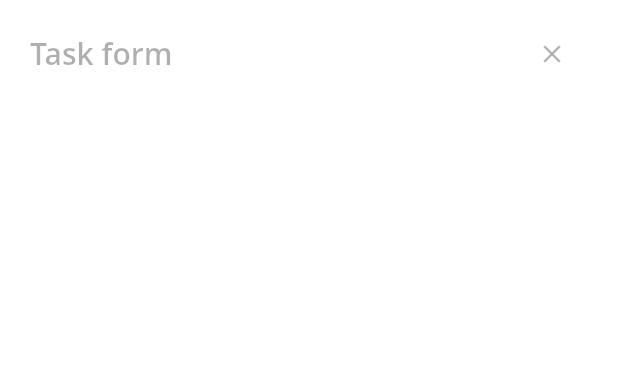
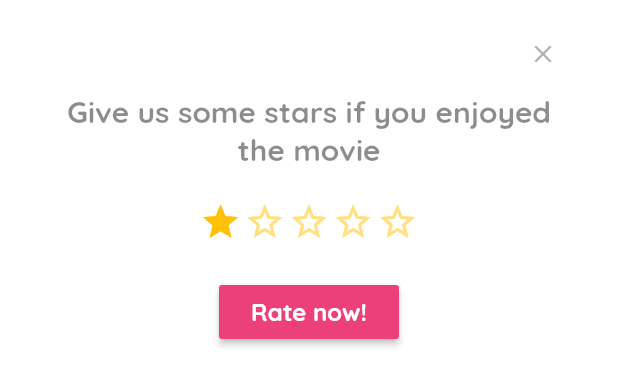
Before and after one commit to coolbeatz71/flutter_film_fan, a Flutter app: the BottomSheetContainer widget shown alone on an empty page, opened directly, on a phone screen of 412 x 824 dp. Shown: the top 386 px of the screen. Run offline on Flutter 3.47's test engine with Material 2 defaults, Android fonts, the phone set to English and light mode, and no system bars; drawn by our look-alikes of smooth_star_rating; our stand-ins replace bloc, cached_network_image, equatable, flutter_bloc, flutter_spinkit, localstorage; missing offline and left inert: flutter_flexible_toast; network calls fail; Roboto replaces fonts that are missing (Open Sans).

Commit message:
feat: finalize the movie rating system

```diff
--- /dev/null
+++ b/lib/bloc/rating/event.dart
@@ -0,0 +1,14 @@
+part of 'bloc.dart';
+
+abstract class RatingEvent extends Equatable {
+  const RatingEvent();
+}
+
+class PostRatingEvent extends RatingEvent {
+  final int id;
+  final double value;
+  PostRatingEvent(this.id, this.value);
+
+  @override
+  List<Object> get props => [id, value];
+}
--- /dev/null
+++ b/lib/bloc/rating/state.dart
@@ -0,0 +1,28 @@
+part of 'bloc.dart';
+
+abstract class RatingState extends Equatable {
+  @override
+  List<Object> get props => [];
+}
+
+class RatingInitial extends RatingState {}
+
+class RatingLoading extends RatingState {}
+
+class RatingSuccess extends RatingState {
+  final Rating data;
+
+  RatingSuccess({@required this.data});
+
+  @override
+  List<Object> get props => [data];
+}
+
+class RatingFail extends RatingState {
+  final String message;
+
+  RatingFail({@required this.message});
+
+  @override
+  List<Object> get props => [message];
+}
--- a/lib/helpers/api.dart
+++ b/lib/helpers/api.dart
@@ -8,6 +8,6 @@ class ApiManager {
   ApiManager({@required this.url, this.sessionId});
 
   String getUrl() {
-    return "$BASE_URL${this.url}?api_key=$API_KEY${this.sessionId != null ? '&guest_session_id=this.sessionId' : ''}";
+    return "$BASE_URL${this.url}?api_key=$API_KEY${this.sessionId != null ? '&guest_session_id=${this.sessionId}' : ''}";
   }
 }
--- a/lib/helpers/show_buttomsheet.dart
+++ b/lib/helpers/show_buttomsheet.dart
@@ -1,11 +1,35 @@
-// class Utils {
-//   Utils();
+import 'package:flutter/material.dart';
+import 'package:flutter_film_fan/helpers/colors.dart';
+import 'package:flutter_film_fan/views/widgets/shared/bottomsheet.dart';
+import 'package:flutter_flexible_toast/flutter_flexible_toast.dart';
 
-//   Utils.showBottomSheet(BuildContext context, int movieId) {
-//     showModalBottomSheet(
-//       context: context,
-//       isScrollControlled: true,
-//       builder: (context) => BottomSheetContainer(task: task),
-//     );
-//   }
-// }
+class Utils {
+  Utils();
+
+  Utils.showBottomSheet(BuildContext context, int movieId) {
+    showModalBottomSheet(
+      context: context,
+      isScrollControlled: true,
+      builder: (context) => BottomSheetContainer(movieId: movieId),
+    );
+  }
+
+  static void showToast({
+    @required String message,
+    bool success = true,
+    toastGravity = ToastGravity.BOTTOM,
+  }) {
+    FlutterFlexibleToast.showToast(
+      message: message,
+      toastLength: Toast.LENGTH_LONG,
+      toastGravity: toastGravity,
+      icon: ICON.SUCCESS,
+      radius: 10,
+      elevation: 0,
+      imageSize: 16,
+      textColor: Colors.white,
+      backgroundColor: success ? AppColors.greenAccent : Colors.red,
+      timeInSeconds: 2,
+    );
+  }
+}
--- /dev/null
+++ b/lib/models/rating.dart
@@ -0,0 +1,29 @@
+import 'dart:convert';
+
+Rating ratingFromJson(String str) => Rating.fromJson(json.decode(str));
+
+String ratingToJson(Rating data) => json.encode(data.toJson());
+
+class Rating {
+  Rating({
+    this.success,
+    this.statusCode,
+    this.statusMessage,
+  });
+
+  bool success;
+  int statusCode;
+  String statusMessage;
+
+  factory Rating.fromJson(Map<String, dynamic> json) => Rating(
+        success: json["success"],
+        statusCode: json["status_code"],
+        statusMessage: json["status_message"],
+      );
+
+  Map<String, dynamic> toJson() => {
+        "success": success,
+        "status_code": statusCode,
+        "status_message": statusMessage,
+      };
+}
--- a/lib/views/pages/now_playing.dart
+++ b/lib/views/pages/now_playing.dart
@@ -24,13 +24,13 @@ class _NowPlayingState extends State<NowPlaying> {
   @override
   void initState() {
     super.initState();
-    service.generateGuestSession();
     _nowPlayingBloc = BlocProvider.of<NowPlayingBloc>(context);
     _nowPlayingBloc.add(GetNowPlayingEvent());
   }
 
   @override
   Widget build(BuildContext context) {
+    service.generateGuestSession();
     return Builder(
       builder: (context) {
         return Container(
--- /dev/null
+++ b/lib/views/widgets/rate_movie.dart
@@ -0,0 +1,128 @@
+import 'package:flutter/material.dart';
+import 'package:flutter_bloc/flutter_bloc.dart';
+import 'package:flutter_film_fan/bloc/rating/bloc.dart';
+import 'package:flutter_film_fan/helpers/colors.dart';
+import 'package:flutter_film_fan/helpers/show_buttomsheet.dart';
+import 'package:flutter_flexible_toast/flutter_flexible_toast.dart';
+import 'package:flutter_spinkit/flutter_spinkit.dart';
+import 'package:smooth_star_rating/smooth_star_rating.dart';
+
+class RateMovie extends StatefulWidget {
+  final int movieId;
+  RateMovie({Key key, this.movieId}) : super(key: key);
+
+  @override
+  _RateMovieState createState() => _RateMovieState();
+}
+
+class _RateMovieState extends State<RateMovie> {
+  double value = 1.0;
+  bool _isButtonDisabled = false;
+
+  @override
+  Widget build(BuildContext context) {
+    return Container(
+      margin: EdgeInsets.symmetric(horizontal: 12.0),
+      child: Center(
+        child: Column(
+          children: [
+            Text(
+              "Give us some stars if you enjoyed the movie",
+              textAlign: TextAlign.center,
+              style: TextStyle(
+                color: Colors.black45,
+                fontSize: 20,
+                fontFamily: 'Quicksand',
+                fontWeight: FontWeight.bold,
+              ),
+            ),
+            SizedBox(height: 22.0),
+            SmoothStarRating(
+              allowHalfRating: true,
+              starCount: 5,
+              rating: value,
+              size: 28.0,
+              color: Colors.amber,
+              borderColor: Colors.amber.shade200,
+              spacing: 1.5,
+              onRated: (v) {
+                setState(() {
+                  value = v;
+                });
+              },
+            ),
+            SizedBox(height: 22.0),
+            BlocListener<RatingBloc, RatingState>(
+              listener: (BuildContext context, RatingState state) {
+                if (state is RatingLoading) {
+                  setState(() {
+                    _isButtonDisabled = true;
+                  });
+                } else if (state is RatingSuccess) {
+                  Navigator.of(context).pop();
+                  setState(() {
+                    _isButtonDisabled = false;
+                  });
+
+                  Utils.showToast(message: state.data.statusMessage);
+                } else if (state is RatingFail) {
+                  setState(() {
+                    _isButtonDisabled = true;
+                  });
+                  Utils.showToast(
+                    toastGravity: ToastGravity.TOP,
+                    message: state.message,
+                  );
+                }
+              },
+              child: SizedBox(
+                width: 120,
+                child: MaterialButton(
+                  color: AppColors.primary,
+                  disabledColor: AppColors.darkGrey,
+                  onPressed: _isButtonDisabled
+                      ? null
+                      : () {
+                          BlocProvider.of<RatingBloc>(context).add(
+                            PostRatingEvent(
+                              widget.movieId,
+                              value,
+                            ),
+                          );
+                        },
+                  child: BlocBuilder<RatingBloc, RatingState>(
+                    builder: (BuildContext context, RatingState state) {
+                      if (state is RatingLoading) {
+                        return Center(
+                          child: SpinKitThreeBounce(
+                            color: Colors.white,
+                            size: 12,
+                          ),
+                        );
+                      } else {
+                        return Text(
+                          "Rate now!",
+                          style: TextStyle(
+                            fontFamily: "Quicksand",
+                            fontWeight: FontWeight.bold,
+                            color: Colors.white,
+                            fontSize: 16,
+                          ),
+                        );
+                      }
+                    },
+                  ),
+                ),
+              ),
+            )
+          ],
+        ),
+      ),
+    );
+  }
+
+  @override
+  void dispose() {
+    super.dispose();
+  }
+}
--- a/lib/views/widgets/shared/bottomsheet.dart
+++ b/lib/views/widgets/shared/bottomsheet.dart
@@ -1,5 +1,8 @@
 import 'package:flutter/material.dart';
+import 'package:flutter_bloc/flutter_bloc.dart';
+import 'package:flutter_film_fan/bloc/rating/bloc.dart';
 import 'package:flutter_film_fan/helpers/colors.dart';
+import 'package:flutter_film_fan/views/widgets/rate_movie.dart';
 
 class BottomSheetContainer extends StatelessWidget {
   final int movieId;
@@ -18,10 +21,12 @@ class BottomSheetContainer extends StatelessWidget {
         ),
         decoration: BoxDecoration(
           color: Colors.white,
-          borderRadius: BorderRadius.all(Radius.circular(10)),
+          borderRadius: BorderRadius.all(
+            Radius.circular(6.0),
+          ),
         ),
         child: Container(
-          padding: const EdgeInsets.symmetric(horizontal: 12.0, vertical: 12.0),
+          padding: const EdgeInsets.symmetric(horizontal: 18.0, vertical: 12.0),
           child: Column(
             children: <Widget>[
               Container(
@@ -29,17 +34,7 @@ class BottomSheetContainer extends StatelessWidget {
                 child: Row(
                   mainAxisAlignment: MainAxisAlignment.spaceBetween,
                   children: <Widget>[
-                    Flexible(
-                      child: Text(
-                        'Task form',
-                        style: TextStyle(
-                          color: AppColors.darkGrey,
-                          fontSize: 20,
-                          fontFamily: 'Open Sans',
-                          fontWeight: FontWeight.w600,
-                        ),
-                      ),
-                    ),
+                    Flexible(child: Container()),
                     Flexible(
                       child: InkWell(
                         child: Theme(
@@ -63,10 +58,10 @@ class BottomSheetContainer extends StatelessWidget {
                   ],
                 ),
               ),
-              // BlocProvider(
-              //   create: (context) => TaskBloc(),
-              //   child: TaskForm(task: task),
-              // ),
+              BlocProvider(
+                create: (context) => RatingBloc(),
+                child: RateMovie(movieId: movieId),
+              ),
             ],
           ),
         ),
--- a/pubspec.yaml
+++ b/pubspec.yaml
@@ -24,6 +24,7 @@ dependencies:
   localstorage: ^3.0.0
   smooth_star_rating: ^1.1.1
   cached_network_image: ^2.0.0
+  flutter_flexible_toast: ^0.1.4
 
 dev_dependencies:
   flutter_test:
```
Also changed, not shown: lib/bloc/rating/bloc.dart (added, +30 -0 lines), lib/services/api.dart (+10 -9 lines), lib/views/pages/details.dart (+7 -1 lines), pubspec.lock.
